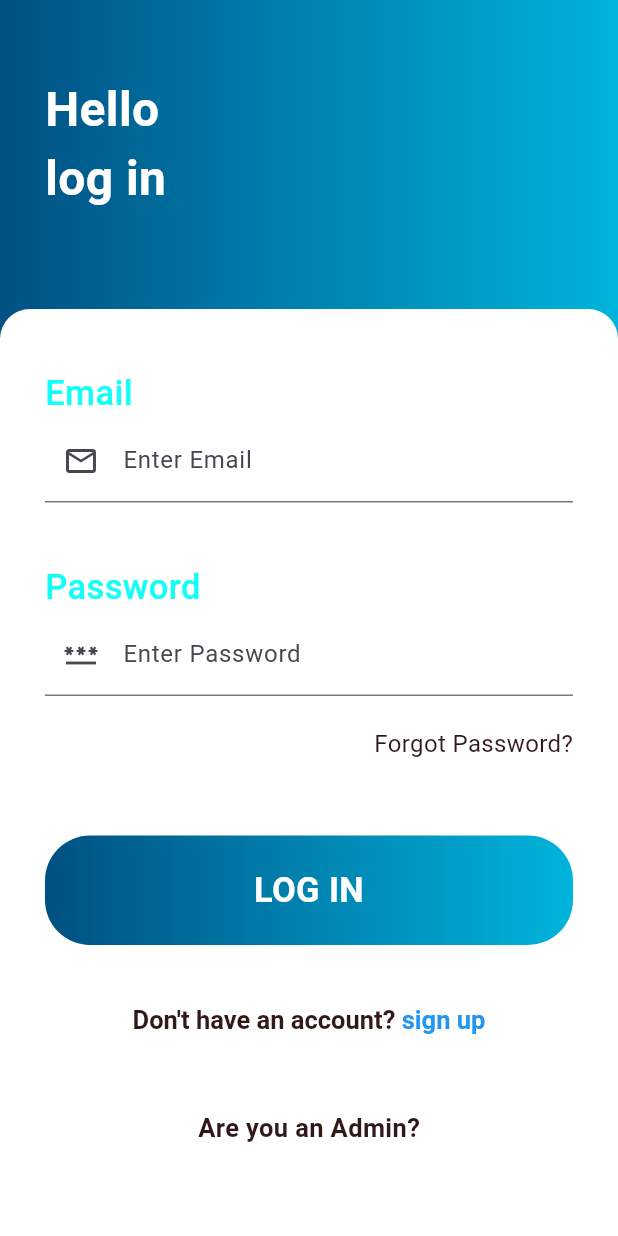
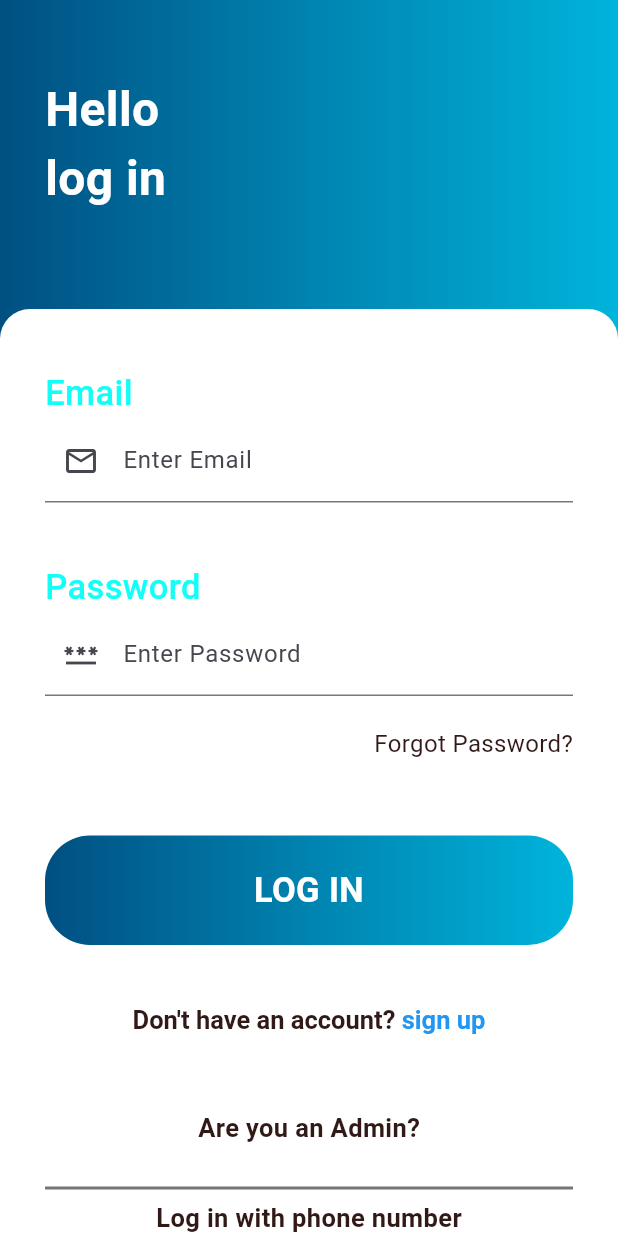
Before and after one commit to SankalpPyFever333/daily_docket, a Flutter app: the screen it shows after launch, on a phone screen of 412 x 824 dp. Run offline on Flutter 3.47's test engine with Material 3 defaults, Android fonts, the phone set to English and light mode, and no system bars; our stand-ins replace cloud_firestore, firebase_auth, firebase_core, shared_preferences; accounts and stored records are empty; Roboto replaces fonts that are missing (Signi).

Commit message:
adding phone authentication

```diff
--- a/lib/authentication/login_page.dart
+++ b/lib/authentication/login_page.dart
@@ -1,4 +1,5 @@
 import "package:daily_docket/Admin/admin_login.dart";
+import "package:daily_docket/authentication/phone_authentication.dart";
 import "package:daily_docket/authentication/signup.dart";
 import "package:daily_docket/pages/show_all_note.dart";
 import 'package:flutter/material.dart';
@@ -251,7 +252,36 @@ class _LoginPageState extends State<LoginPage> {
                           )
                         ],
                       ),
-                    )
+                    ),
+                    SizedBox(
+                      height: 20,
+                    ),
+                    Divider(
+                      color: Colors.black54,
+                      thickness: 2,
+                    ),
+                    GestureDetector(
+                      onTap: () {
+                        Navigator.push(
+                            context,
+                            MaterialPageRoute(
+                                builder: (context) => PhoneVerifyOtp()));
+                      },
+                      child: Row(
+                        mainAxisAlignment: MainAxisAlignment.center,
+                        children: [
+                          Text(
+                            "Log in with phone number",
+                            style: TextStyle(
+                              color: Color(0xFF311917),
+                              fontSize: 17,
+                              fontFamily: "Signi",
+                              fontWeight: FontWeight.w600,
+                            ),
+                          )
+                        ],
+                      ),
+                    ),
                   ],
                 ),
               ),
```
Also changed, not shown: lib/authentication/phone_authentication.dart (added, +17 -0 lines).
